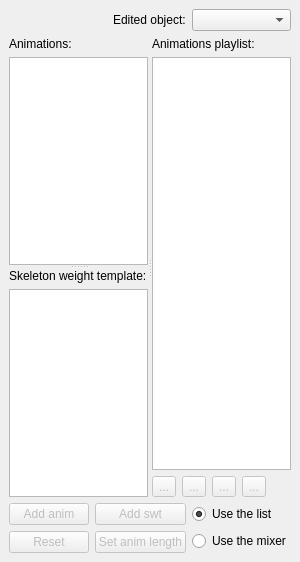
ryzom/ryzomcore, file code/nel/tools/3d/object_viewer_qt/src/animation_set_form.ui: the form before one commit.
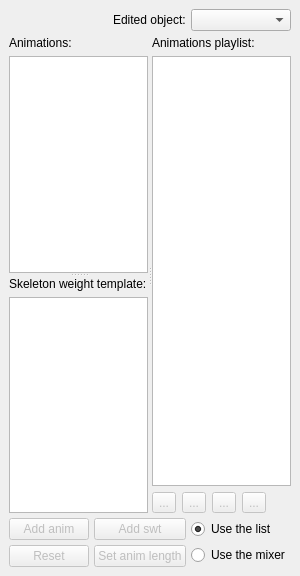
The form after the commit. Icons and pictures are not drawn.

The edit to the form file:
```diff
--- a/code/nel/tools/3d/object_viewer_qt/src/animation_set_form.ui
+++ b/code/nel/tools/3d/object_viewer_qt/src/animation_set_form.ui
@@ -7,7 +7,7 @@
     <x>0</x>
     <y>0</y>
     <width>300</width>
-    <height>562</height>
+    <height>576</height>
    </rect>
   </property>
   <property name="sizePolicy">
@@ -43,6 +43,9 @@
     </size>
    </property>
    <layout class="QGridLayout" name="gridLayout">
+    <property name="spacing">
+     <number>5</number>
+    </property>
     <item row="0" column="0">
      <layout class="QHBoxLayout" name="horizontalLayout_2">
       <item>
```
Left out of the diff: 6 changed lines with no effect on the pictures.
